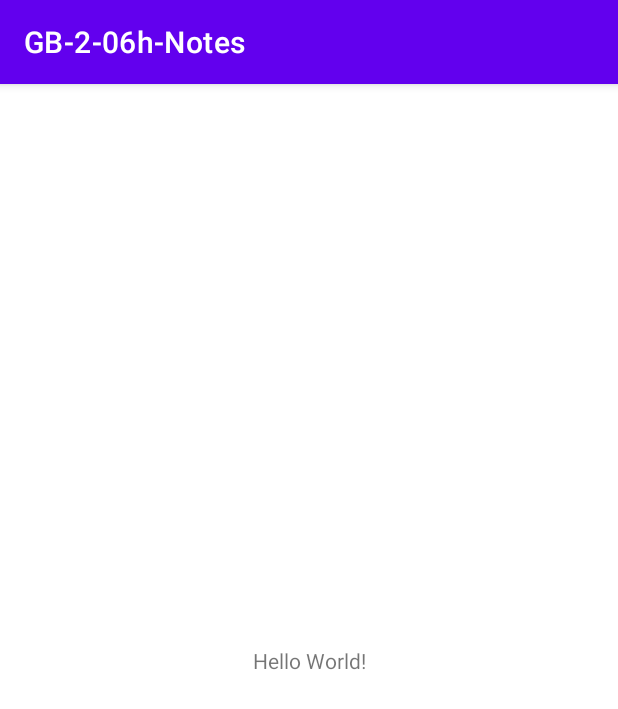
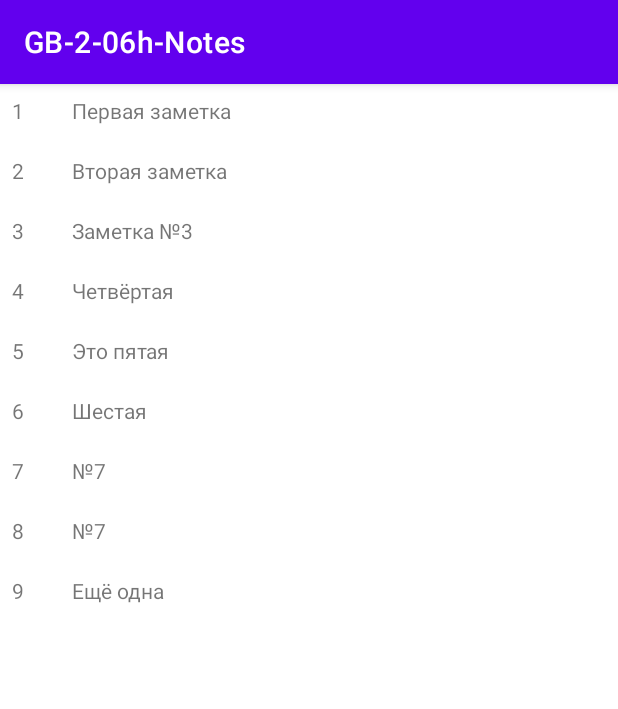
Before and after one commit to Gravitana/GB-2-06h-Notes, an Android app: the screen it shows after launch (MainActivity), on a phone screen of 412 x 824 dp. Shown: the top 709 px of the screen. Run offline under Robolectric (Android 15) with nearby library versions, the phone set to English and light mode, and no system bars.

Commit message:
Вывел список заметок в портретной и альбомной

```diff
--- a/app/build.gradle
+++ b/app/build.gradle
@@ -33,7 +33,14 @@ dependencies {
     implementation 'androidx.appcompat:appcompat:1.2.0'
     implementation 'com.google.android.material:material:1.3.0'
     implementation 'androidx.constraintlayout:constraintlayout:2.0.4'
-    testImplementation 'junit:junit:4.+'
+    implementation 'androidx.legacy:legacy-support-v4:1.0.0'
+
+    def fragment_version = "1.3.3"
+
+    // Java language implementation
+    implementation "androidx.fragment:fragment:$fragment_version"
+
+    testImplementation 'junit:junit:4.13.2'
     androidTestImplementation 'androidx.test.ext:junit:1.1.2'
     androidTestImplementation 'androidx.test.espresso:espresso-core:3.3.0'
 }
--- a/app/src/main/java/com/example/gb_2_06h_notes/MainActivity.java
+++ b/app/src/main/java/com/example/gb_2_06h_notes/MainActivity.java
@@ -1,6 +1,8 @@
 package com.example.gb_2_06h_notes;
 
 import androidx.appcompat.app.AppCompatActivity;
+import androidx.fragment.app.Fragment;
+import androidx.fragment.app.FragmentManager;
 
 import android.os.Bundle;
 
@@ -10,5 +12,27 @@ public class MainActivity extends AppCompatActivity {
     protected void onCreate(Bundle savedInstanceState) {
         super.onCreate(savedInstanceState);
         setContentView(R.layout.activity_main);
+
+        boolean isLandscape = getResources().getBoolean(R.bool.isLandscape);
+
+        FragmentManager fragmentManager = getSupportFragmentManager();
+
+        if (isLandscape) {
+            Fragment fragment = fragmentManager.findFragmentById(R.id.list_fragment);
+
+            if (fragment == null) {
+                fragmentManager.beginTransaction()
+                        .replace(R.id.list_fragment, new NotesListFragment())
+                        .commit();
+            }
+        } else {
+            Fragment fragment = fragmentManager.findFragmentById(R.id.container);
+
+            if (fragment == null) {
+                fragmentManager.beginTransaction()
+                        .replace(R.id.container, new NotesListFragment())
+                        .commit();
+            }
+        }
     }
 }
--- /dev/null
+++ b/app/src/main/java/com/example/gb_2_06h_notes/NotesListFragment.java
@@ -0,0 +1,50 @@
+package com.example.gb_2_06h_notes;
+
+import android.os.Bundle;
+
+import androidx.annotation.NonNull;
+import androidx.annotation.Nullable;
+import androidx.fragment.app.Fragment;
+
+import android.view.LayoutInflater;
+import android.view.View;
+import android.view.ViewGroup;
+import android.widget.LinearLayout;
+import android.widget.TextView;
+
+import com.example.gb_2_06h_notes.domain.Note;
+import com.example.gb_2_06h_notes.domain.NoteRepository;
+
+import java.util.List;
+
+public class NotesListFragment extends Fragment {
+
+    @Override
+    public View onCreateView(LayoutInflater inflater, ViewGroup container,
+                             Bundle savedInstanceState) {
+        // Inflate the layout for this fragment
+        return inflater.inflate(R.layout.fragment_notes_list, container, false);
+    }
+
+    @Override
+    public void onViewCreated(@NonNull View view, @Nullable Bundle savedInstanceState) {
+        super.onViewCreated(view, savedInstanceState);
+
+        List<Note> notes = new NoteRepository().getNotes();
+
+        LinearLayout notesList = view.findViewById(R.id.notes_list);
+
+        for (Note note : notes) {
+            View noteView = LayoutInflater.from(requireContext())
+                    .inflate(R.layout.note_item, notesList, false);
+
+            TextView id = noteView.findViewById(R.id.note_item_id);
+            TextView title = noteView.findViewById(R.id.note_item_title);
+
+            id.setText(String.valueOf(note.getId()));
+            title.setText(note.getTitle());
+
+            notesList.addView(noteView);
+        }
+    }
+}
--- /dev/null
+++ b/app/src/main/java/com/example/gb_2_06h_notes/domain/Note.java
@@ -0,0 +1,27 @@
+package com.example.gb_2_06h_notes.domain;
+
+public class Note {
+
+    private int id;
+    private String title;
+    private String body;
+
+    public Note(int id, String title, String body) {
+        this.id = id;
+        this.title = title;
+        this.body = body;
+    }
+
+
+    public int getId() {
+        return id;
+    }
+
+    public String getTitle() {
+        return title;
+    }
+
+    public String getBody() {
+        return body;
+    }
+}
--- /dev/null
+++ b/app/src/main/java/com/example/gb_2_06h_notes/domain/NoteRepository.java
@@ -0,0 +1,21 @@
+package com.example.gb_2_06h_notes.domain;
+
+import java.util.ArrayList;
+import java.util.List;
+
+public class NoteRepository {
+
+    public List<Note> getNotes() {
+        ArrayList<Note> notes = new ArrayList<>();
+        notes.add(new Note(1, "Первая заметка", "Текст первой заметки."));
+        notes.add(new Note(2, "Вторая заметка", "Текст второй заметки."));
+        notes.add(new Note(3, "Заметка №3", "Текст третьей заметки."));
+        notes.add(new Note(4, "Четвёртая", "Четвёртая заметка с каким-то текстом"));
+        notes.add(new Note(5, "Это пятая", "Пятая"));
+        notes.add(new Note(6, "Шестая", "Это текст шестой заметки"));
+        notes.add(new Note(7, "№7", "Это седьмая"));
+        notes.add(new Note(8, "№7", "Это восьмая, но под номером семь"));
+        notes.add(new Note(9, "Ещё одна", "Очередная заметка без номера. id9"));
+        return notes;
+    }
+}
--- /dev/null
+++ b/app/src/main/res/layout-land/activity_main.xml
@@ -0,0 +1,29 @@
+<?xml version="1.0" encoding="utf-8"?>
+<androidx.constraintlayout.widget.ConstraintLayout xmlns:android="http://schemas.android.com/apk/res/android"
+    xmlns:app="http://schemas.android.com/apk/res-auto"
+    xmlns:tools="http://schemas.android.com/tools"
+    android:layout_width="match_parent"
+    android:layout_height="match_parent"
+    tools:context=".MainActivity">
+
+    <androidx.fragment.app.FragmentContainerView
+        android:id="@+id/list_fragment"
+        android:layout_width="0dp"
+        android:layout_height="0dp"
+        app:layout_constraintBottom_toBottomOf="parent"
+        app:layout_constraintEnd_toStartOf="@id/details_fragment"
+        app:layout_constraintStart_toStartOf="parent"
+        app:layout_constraintTop_toTopOf="parent"
+        android:background="@color/cardview_light_background"/>
+
+    <androidx.fragment.app.FragmentContainerView
+        android:id="@+id/details_fragment"
+        android:layout_width="0dp"
+        android:layout_height="0dp"
+        app:layout_constraintBottom_toBottomOf="parent"
+        app:layout_constraintEnd_toEndOf="parent"
+        app:layout_constraintStart_toEndOf="@id/list_fragment"
+        app:layout_constraintTop_toTopOf="parent"
+        tools:background="@color/teal_200"/>
+
+</androidx.constraintlayout.widget.ConstraintLayout>
--- a/app/src/main/res/layout/activity_main.xml
+++ b/app/src/main/res/layout/activity_main.xml
@@ -1,18 +1,14 @@
 <?xml version="1.0" encoding="utf-8"?>
-<androidx.constraintlayout.widget.ConstraintLayout xmlns:android="http://schemas.android.com/apk/res/android"
+<androidx.coordinatorlayout.widget.CoordinatorLayout xmlns:android="http://schemas.android.com/apk/res/android"
     xmlns:app="http://schemas.android.com/apk/res-auto"
     xmlns:tools="http://schemas.android.com/tools"
     android:layout_width="match_parent"
     android:layout_height="match_parent"
     tools:context=".MainActivity">
 
-    <TextView
-        android:layout_width="wrap_content"
-        android:layout_height="wrap_content"
-        android:text="Hello World!"
-        app:layout_constraintBottom_toBottomOf="parent"
-        app:layout_constraintLeft_toLeftOf="parent"
-        app:layout_constraintRight_toRightOf="parent"
-        app:layout_constraintTop_toTopOf="parent" />
+    <androidx.fragment.app.FragmentContainerView
+        android:id="@+id/container"
+        android:layout_width="match_parent"
+        android:layout_height="match_parent" />
 
-</androidx.constraintlayout.widget.ConstraintLayout>
+</androidx.coordinatorlayout.widget.CoordinatorLayout>
--- /dev/null
+++ b/app/src/main/res/layout/fragment_notes_list.xml
@@ -0,0 +1,13 @@
+<?xml version="1.0" encoding="utf-8"?>
+<androidx.core.widget.NestedScrollView xmlns:android="http://schemas.android.com/apk/res/android"
+    xmlns:tools="http://schemas.android.com/tools"
+    android:layout_width="match_parent"
+    android:layout_height="match_parent">
+
+    <LinearLayout
+        android:id="@+id/notes_list"
+        android:layout_width="match_parent"
+        android:layout_height="match_parent"
+        android:orientation="vertical"
+        tools:context=".ListFragment" />
+</androidx.core.widget.NestedScrollView>
--- /dev/null
+++ b/app/src/main/res/layout/note_item.xml
@@ -0,0 +1,22 @@
+<?xml version="1.0" encoding="utf-8"?>
+<LinearLayout xmlns:android="http://schemas.android.com/apk/res/android"
+    android:layout_width="match_parent"
+    android:layout_height="wrap_content"
+    xmlns:tools="http://schemas.android.com/tools"
+    android:orientation="horizontal">
+
+    <TextView
+        android:id="@+id/note_item_id"
+        android:layout_width="@dimen/pic_size"
+        android:layout_height="@dimen/pic_size"
+        android:layout_margin="@dimen/margin8"
+        tools:text="1" />
+
+    <TextView
+        android:id="@+id/note_item_title"
+        android:layout_width="match_parent"
+        android:layout_height="wrap_content"
+        android:layout_margin="@dimen/margin8"
+        tools:text="Note #1" />
+
+</LinearLayout>
--- /dev/null
+++ b/app/src/main/res/values-land/bools.xml
@@ -0,0 +1,4 @@
+<?xml version="1.0" encoding="utf-8"?>
+<resources>
+    <bool name="isLandscape">true</bool>
+</resources>
--- /dev/null
+++ b/app/src/main/res/values/bools.xml
@@ -0,0 +1,4 @@
+<?xml version="1.0" encoding="utf-8"?>
+<resources>
+    <bool name="isLandscape">false</bool>
+</resources>
--- /dev/null
+++ b/app/src/main/res/values/dimens.xml
@@ -0,0 +1,5 @@
+<?xml version="1.0" encoding="utf-8"?>
+<resources>
+    <dimen name="margin8">8dp</dimen>
+    <dimen name="pic_size">24dp</dimen>
+</resources>
--- a/app/src/main/res/values/strings.xml
+++ b/app/src/main/res/values/strings.xml
@@ -1,3 +1,5 @@
 <resources>
     <string name="app_name">GB-2-06h-Notes</string>
+    <!-- TODO: Remove or change this placeholder text -->
+    <string name="hello_blank_fragment">Hello blank fragment</string>
 </resources>
```
Also changed, not shown: gradle/wrapper/gradle-wrapper.properties.
